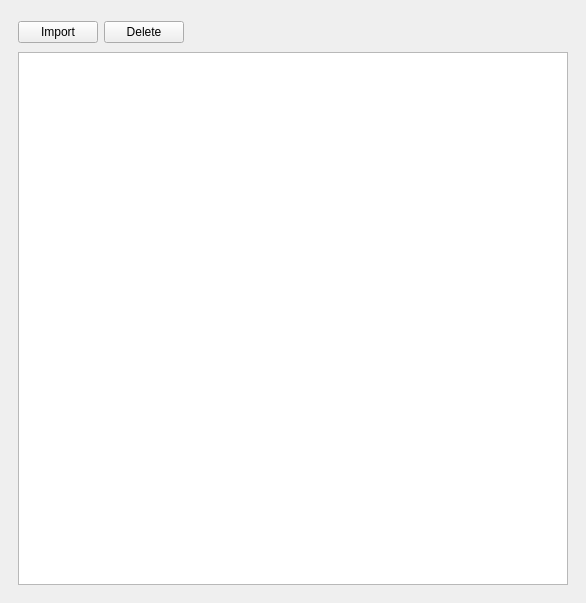
The window that app/ui/interfaces/dock_interfaces/object_dock_interfaces/media_object_dock_interface.ui (CoolMucit/vidmon) describes before a commit, drawn with Qt 5.
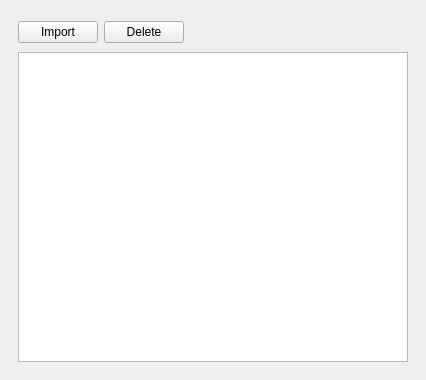
The same window after the commit.

```diff
--- a/app/ui/interfaces/dock_interfaces/object_dock_interfaces/media_object_dock_interface.ui
+++ b/app/ui/interfaces/dock_interfaces/object_dock_interfaces/media_object_dock_interface.ui
@@ -6,8 +6,8 @@
    <rect>
     <x>0</x>
     <y>0</y>
-    <width>586</width>
-    <height>603</height>
+    <width>426</width>
+    <height>380</height>
    </rect>
   </property>
   <property name="windowTitle">
```
